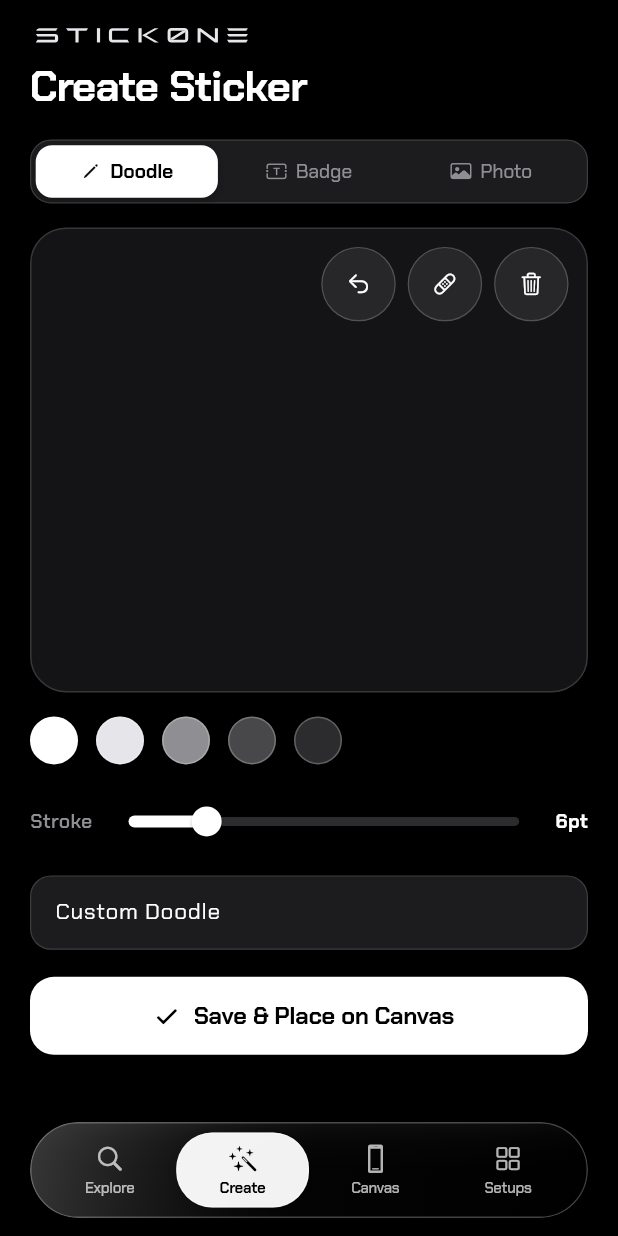
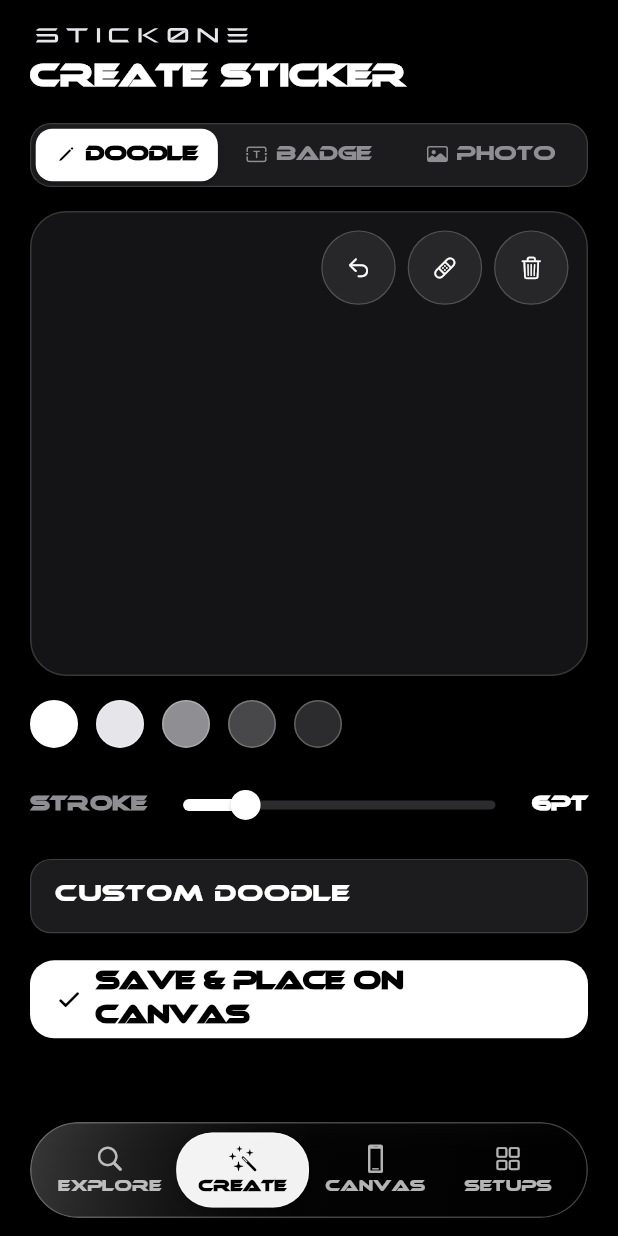
Before and after one commit to Gowsan-S/Stick0ne, a Flutter app: the screen it shows after launch, item 2 of the bottom bar chosen, on a phone screen of 412 x 824 dp. Run offline on Flutter 3.47's test engine with Material 3 defaults, Android fonts, the phone set to English and light mode, and no system bars; our stand-ins replace image_picker, share_plus, shared_preferences.

Commit message:
feat: applied exact Ethnocentric typography matching the official Stick0ne logo across all app screens

```diff
--- a/lib/main.dart
+++ b/lib/main.dart
@@ -45,7 +45,7 @@ class Stick0neApp extends StatelessWidget {
         theme: ThemeData(
           useMaterial3: true,
           brightness: Brightness.dark,
-          fontFamily: 'ChakraPetch',
+          fontFamily: 'Ethnocentric',
           scaffoldBackgroundColor: const Color(0xFF000000), // OLED Pure Black
           canvasColor: const Color(0xFF000000),
           cardColor: const Color(0xFF1C1C1E), // iOS Grouped Inset Card
--- a/lib/screens/main_navigation_screen.dart
+++ b/lib/screens/main_navigation_screen.dart
@@ -150,7 +150,7 @@ class _MainNavigationScreenState extends State<MainNavigationScreen> {
                   fontSize: 10,
                   fontWeight: isSelected ? FontWeight.w700 : FontWeight.w500,
                   color: isSelected ? Colors.black : const Color(0xB3FFFFFF),
-                  letterSpacing: -0.2,
+                  letterSpacing: 0.2,
                 ),
               ),
             ],
--- a/lib/screens/my_designs_screen.dart
+++ b/lib/screens/my_designs_screen.dart
@@ -55,9 +55,9 @@ class MyDesignsScreen extends StatelessWidget {
             'My Setups',
             style: TextStyle(
               color: Colors.white,
-              fontSize: 28,
-              fontWeight: FontWeight.w800,
-              letterSpacing: -0.5,
+              fontSize: 20,
+              fontWeight: FontWeight.w700,
+              letterSpacing: 0.5,
             ),
           ),
         ],
--- a/lib/screens/preview_display_modal.dart
+++ b/lib/screens/preview_display_modal.dart
@@ -160,9 +160,9 @@ class _PreviewDisplayModalState extends State<PreviewDisplayModal> {
                           'Stick to Screen',
                           style: TextStyle(
                             color: Colors.white,
-                            fontSize: 22,
+                            fontSize: 18,
                             fontWeight: FontWeight.w700,
-                            letterSpacing: -0.6,
+                            letterSpacing: 0.5,
                           ),
                         ),
                         SizedBox(height: 2),
--- a/lib/screens/sticker_creator_screen.dart
+++ b/lib/screens/sticker_creator_screen.dart
@@ -318,9 +318,9 @@ class _StickerCreatorScreenState extends State<StickerCreatorScreen> {
             'Create Sticker',
             style: TextStyle(
               color: Colors.white,
-              fontSize: 28,
-              fontWeight: FontWeight.w800,
-              letterSpacing: -0.5,
+              fontSize: 20,
+              fontWeight: FontWeight.w700,
+              letterSpacing: 0.5,
             ),
           ),
         ],
--- a/lib/screens/sticker_search_screen.dart
+++ b/lib/screens/sticker_search_screen.dart
@@ -78,9 +78,9 @@ class _StickerSearchScreenState extends State<StickerSearchScreen> {
                   'Explore Stickers',
                   style: TextStyle(
                     color: Colors.white,
-                    fontSize: 28,
-                    fontWeight: FontWeight.w800,
-                    letterSpacing: -0.5,
+                    fontSize: 20,
+                    fontWeight: FontWeight.w700,
+                    letterSpacing: 0.5,
                   ),
                 ),
               ],
--- a/pubspec.yaml
+++ b/pubspec.yaml
@@ -65,6 +65,12 @@ flutter:
   uses-material-design: true
 
   fonts:
+    - family: Ethnocentric
+      fonts:
+        - asset: assets/fonts/Ethnocentric.ttf
+    - family: Orbitron
+      fonts:
+        - asset: assets/fonts/Orbitron.ttf
     - family: ChakraPetch
       fonts:
         - asset: assets/fonts/ChakraPetch-Regular.ttf
```
Also changed, not shown: assets/fonts/Ethnocentric.ttf (added), assets/fonts/Orbitron.ttf (added), 7 other files.
